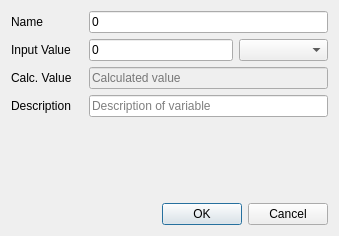
Qt form ui/calculator/formeditvariable.ui (martinrotter/qonverter) before a commit.
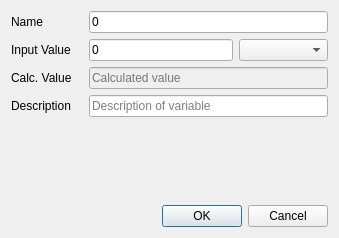
The same form after that commit. Custom widgets are drawn as their Qt base class.

The edit to the form file:
```diff
--- a/ui/calculator/formeditvariable.ui
+++ b/ui/calculator/formeditvariable.ui
@@ -7,7 +7,7 @@
     <x>0</x>
     <y>0</y>
     <width>339</width>
-    <height>229</height>
+    <height>238</height>
    </rect>
   </property>
   <property name="sizePolicy">
@@ -147,7 +147,7 @@
      <property name="sizeHint" stdset="0">
       <size>
        <width>20</width>
-       <height>60</height>
+       <height>10</height>
       </size>
      </property>
     </spacer>
```
